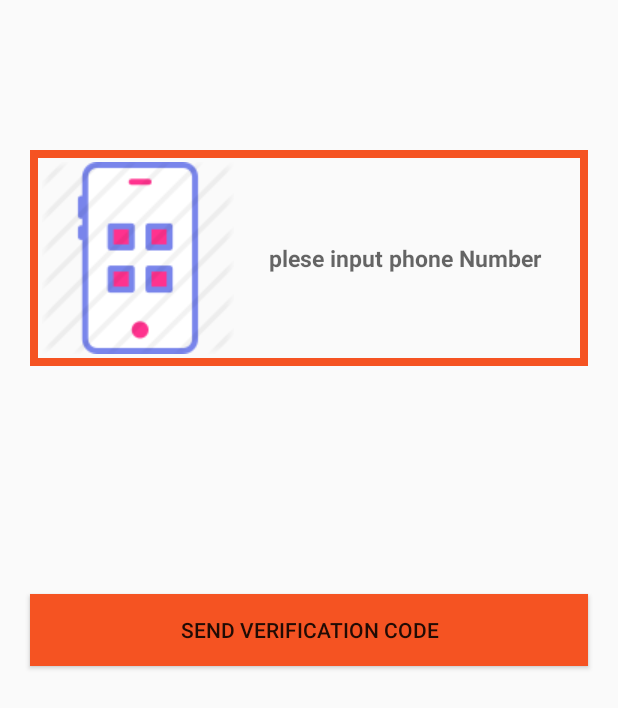
After one commit to sagordj07/SwipeChats, an Android app: the PhoneLogActivity screen opened directly, with no data from a screen before it, on a phone screen of 412 x 824 dp. The commit adds this screen. Shown: the top 708 px of the screen. Run offline under Robolectric (Android 15) with nearby library versions, the phone set to English and light mode, and no system bars; our stand-ins replace Firebase (no records; nobody signed in at launch, a user with empty details on screens opened directly).

Commit message:
PhoneLogin

```diff
--- a/app/src/main/AndroidManifest.xml
+++ b/app/src/main/AndroidManifest.xml
@@ -11,7 +11,8 @@
         android:roundIcon="@mipmap/ic_launcher_round"
         android:supportsRtl="true"
         android:theme="@style/AppTheme">
-        <activity android:name=".GroupMassageActivity"></activity>
+        <activity android:name=".PhoneLogActivity"></activity>
+        <activity android:name=".GroupMassageActivity" />
         <activity android:name=".MainActivity">
             <intent-filter>
                 <action android:name="android.intent.action.MAIN" />
--- /dev/null
+++ b/app/src/main/java/com/messengers/swipechat/swipechats/PhoneLogActivity.java
@@ -0,0 +1,189 @@
+package com.messengers.swipechat.swipechats;
+
+import android.app.ProgressDialog;
+import android.content.Intent;
+import android.support.annotation.NonNull;
+import android.support.v7.app.AppCompatActivity;
+import android.os.Bundle;
+import android.text.TextUtils;
+import android.view.View;
+import android.widget.Button;
+import android.widget.EditText;
+import android.widget.ProgressBar;
+import android.widget.Toast;
+
+import com.google.android.gms.tasks.OnCompleteListener;
+import com.google.android.gms.tasks.Task;
+import com.google.firebase.FirebaseException;
+import com.google.firebase.auth.AuthResult;
+import com.google.firebase.auth.FirebaseAuth;
+import com.google.firebase.auth.PhoneAuthCredential;
+import com.google.firebase.auth.PhoneAuthProvider;
+
+import java.util.concurrent.TimeUnit;
+
+public class PhoneLogActivity extends AppCompatActivity {
+
+
+    private EditText InputUserPhoneNumber, InputUserVerificationCode;
+    private Button SendVerificationCodeButton, VerifyButton;
+
+    private PhoneAuthProvider.OnVerificationStateChangedCallbacks callbacks;
+    private FirebaseAuth mAuth;
+
+    private ProgressDialog loadingBar;
+
+
+    private String mVerificationId;
+    private PhoneAuthProvider.ForceResendingToken mResendToken;
+
+
+
+
+    @Override
+    protected void onCreate(Bundle savedInstanceState)
+    {
+        super.onCreate(savedInstanceState);
+        setContentView(R.layout.activity_phone_log);
+
+
+        mAuth = FirebaseAuth.getInstance();
+
+
+        InputUserPhoneNumber = (EditText) findViewById(R.id.phone_num_input);
+        InputUserVerificationCode = (EditText) findViewById(R.id.Verification_code_input);
+        SendVerificationCodeButton = (Button) findViewById(R.id.sendVerification_code);
+        VerifyButton = (Button) findViewById(R.id.Verify_num);
+        loadingBar = new ProgressDialog(this);
+
+
+        SendVerificationCodeButton.setOnClickListener(new View.OnClickListener() {
+            @Override
+            public void onClick(View v)
+            {
+                String phoneNumber = InputUserPhoneNumber.getText().toString();
+
+                if (TextUtils.isEmpty(phoneNumber))
+                {
+                    Toast.makeText(PhoneLogActivity.this, "Please enter your phone number first...", Toast.LENGTH_SHORT).show();
+                }
+                else
+                {
+                    loadingBar.setTitle("Phone Verification");
+                    loadingBar.setMessage("Please wait, while we are authenticating using your phone...");
+                    loadingBar.setCanceledOnTouchOutside(false);
+                    loadingBar.show();
+
+
+                    PhoneAuthProvider.getInstance().verifyPhoneNumber(
+                            phoneNumber, 60, TimeUnit.SECONDS,
+                            PhoneLogActivity.this,
+                            callbacks);
+                }
+            }
+        });
+
+
+
+        VerifyButton.setOnClickListener(new View.OnClickListener() {
+            @Override
+            public void onClick(View v)
+            {
+                InputUserPhoneNumber.setVisibility(View.INVISIBLE);
+                SendVerificationCodeButton.setVisibility(View.INVISIBLE);
+
+
+                String verificationCode = InputUserVerificationCode.getText().toString();
+
+                if (TextUtils.isEmpty(verificationCode))
+                {
+                    Toast.makeText(PhoneLogActivity.this, "Please write verification code first...", Toast.LENGTH_SHORT).show();
+                }
+                else
+                {
+                    loadingBar.setTitle("Verification Code");
+                    loadingBar.setMessage("Please wait, while we are verifying verification code...");
+                    loadingBar.setCanceledOnTouchOutside(false);
+                    loadingBar.show();
+
+                    PhoneAuthCredential credential = PhoneAuthProvider.getCredential(mVerificationId, verificationCode);
+                    signInWithPhoneAuthCredential(credential);
+                }
+            }
+        });
+
+
+        callbacks = new PhoneAuthProvider.OnVerificationStateChangedCallbacks() {
+            @Override
+            public void onVerificationCompleted(PhoneAuthCredential phoneAuthCredential)
+            {
+                signInWithPhoneAuthCredential(phoneAuthCredential);
+            }
+
+            @Override
+            public void onVerificationFailed(FirebaseException e)
+            {
+                Toast.makeText(PhoneLogActivity.this, "Invalid Phone Number, Please enter correct phone number with your country code...", Toast.LENGTH_LONG).show();
+                loadingBar.dismiss();
+
+                InputUserPhoneNumber.setVisibility(View.VISIBLE);
+                SendVerificationCodeButton.setVisibility(View.VISIBLE);
+
+                InputUserVerificationCode.setVisibility(View.INVISIBLE);
+                VerifyButton.setVisibility(View.INVISIBLE);
+            }
+
+            public void onCodeSent(String verificationId,
+                                   PhoneAuthProvider.ForceResendingToken token)
+            {
+                // Save verification ID and resending token so we can use them later
+                mVerificationId = verificationId;
+                mResendToken = token;
+
+
+                Toast.makeText(PhoneLogActivity.this, "Code has been sent, please check and verify...", Toast.LENGTH_SHORT).show();
+                loadingBar.dismiss();
+
+                InputUserPhoneNumber.setVisibility(View.INVISIBLE);
+                SendVerificationCodeButton.setVisibility(View.INVISIBLE);
+
+                InputUserVerificationCode.setVisibility(View.VISIBLE);
+                VerifyButton.setVisibility(View.VISIBLE);
+            }
+        };
+    }
+
+
+
+    private void signInWithPhoneAuthCredential(PhoneAuthCredential credential)
+    {
+        mAuth.signInWithCredential(credential)
+                .addOnCompleteListener(this, new OnCompleteListener<AuthResult>() {
+                    @Override
+                    public void onComplete(@NonNull Task<AuthResult> task) {
+                        if (task.isSuccessful())
+                        {
+                            loadingBar.dismiss();
+                            Toast.makeText(PhoneLogActivity.this, "Congratulations, you're logged in Successfully.", Toast.LENGTH_SHORT).show();
+                            SendUserToMainActivity();
+                        }
+                        else
+                        {
+                            String message = task.getException().toString();
+                            Toast.makeText(PhoneLogActivity.this, "Error: " + message, Toast.LENGTH_SHORT).show();
+                            loadingBar.dismiss();
+                        }
+                    }
+                });
+    }
+
+
+
+
+    private void SendUserToMainActivity()
+    {
+        Intent mainIntent = new Intent(PhoneLogActivity.this, MainActivity.class);
+        startActivity(mainIntent);
+        finish();
+    }
+}
--- /dev/null
+++ b/app/src/main/res/layout/activity_phone_log.xml
@@ -0,0 +1,70 @@
+<?xml version="1.0" encoding="utf-8"?>
+<RelativeLayout
+    xmlns:android="http://schemas.android.com/apk/res/android"
+    xmlns:app="http://schemas.android.com/apk/res-auto"
+    xmlns:tools="http://schemas.android.com/tools"
+    android:layout_width="match_parent"
+    android:layout_height="match_parent"
+    tools:context=".PhoneLogActivity">
+
+    <EditText
+        android:id="@+id/phone_num_input"
+        android:layout_marginStart="20dp"
+        android:layout_marginEnd="20dp"
+        android:layout_marginTop="100dp"
+        android:background="@drawable/inputs"
+        android:padding="8dp"
+        android:hint="plese input phone Number"
+        android:textSize="15dp"
+        android:textStyle="bold"
+        android:textAllCaps="false"
+        android:textAlignment="center"
+        android:layout_alignParentStart="true"
+        android:drawableStart="@drawable/phone_num"
+        android:layout_width="match_parent"
+        android:layout_height="wrap_content" />
+
+    <EditText
+        android:id="@+id/Verification_code_input"
+        android:layout_marginStart="20dp"
+        android:layout_marginEnd="20dp"
+        android:layout_marginTop="4dp"
+        android:background="@drawable/inputs"
+        android:padding="8dp"
+        android:hint="plese input Verification"
+        android:textSize="15dp"
+        android:textStyle="bold"
+        android:textAllCaps="false"
+        android:textAlignment="center"
+        android:layout_alignParentStart="true"
+        android:drawableStart="@drawable/vefifycode"
+        android:layout_below="@+id/phone_num_input"
+        android:visibility="invisible"
+        android:layout_width="match_parent"
+        android:layout_height="wrap_content" />
+
+    <Button
+        android:id="@+id/sendVerification_code"
+        android:text="Send verification Code"
+        android:layout_marginTop="4dp"
+        android:layout_marginStart="20dp"
+        android:layout_marginEnd="20dp"
+        android:background="@color/colorPrimary"
+        android:layout_below="@id/Verification_code_input"
+        android:layout_width="match_parent"
+        android:layout_height="wrap_content" />
+
+        <Button
+            android:id="@+id/Verify_num"
+            android:layout_below="@+id/sendVerification_code"
+            android:layout_marginTop="4dp"
+            android:layout_marginEnd="20dp"
+            android:layout_marginStart="20dp"
+            android:background="@color/colorPrimary"
+            android:text="Verify"
+            android:visibility="invisible"
+            android:layout_width="match_parent"
+            android:layout_height="wrap_content" />
+
+
+</RelativeLayout>
```
Also changed, not shown: app/src/main/java/com/messengers/swipechat/swipechats/LoginActivity.java (+8 -0 lines), app/src/main/res/drawable/phone_num.png (added), app/src/main/res/drawable/vefifycode.png (added).
